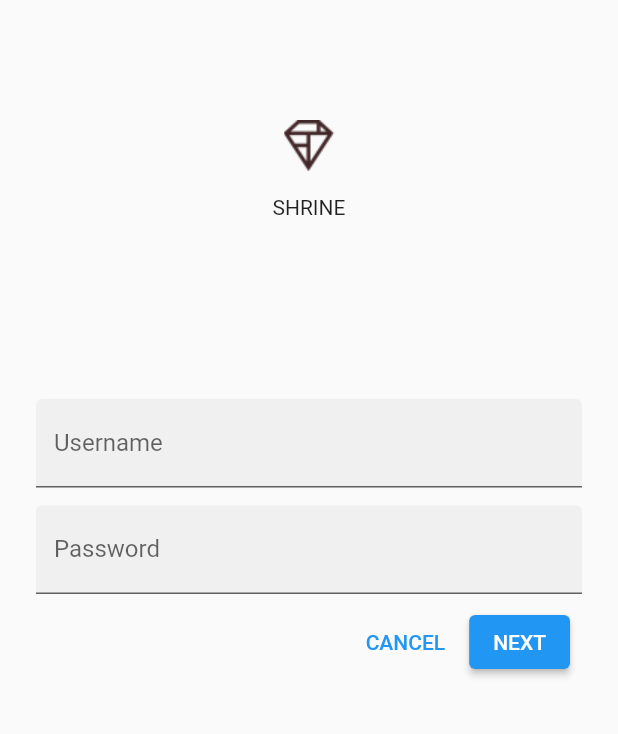
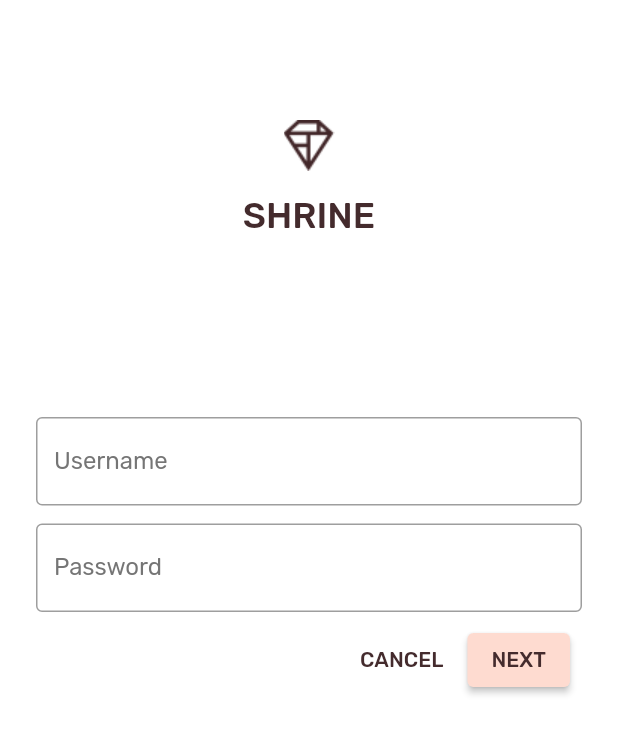
Before and after one commit to jacoblindev/Flutter-MDC-codelab, a Flutter app: the screen it shows after launch, on a phone screen of 412 x 824 dp. Shown: the top 734 px of the screen. Run offline on Flutter 3.47's test engine with Material 2 defaults, Android fonts, the phone set to English and light mode, and no system bars.

Commit message:
MDC-103 helf way done

```diff
--- a/lib/login.dart
+++ b/lib/login.dart
@@ -8,6 +8,25 @@
 class _LoginPageState extends State<LoginPage> {
   final _usernameController = TextEditingController();
   final _passwordController = TextEditingController();
+
+  final _unfocusedColor = Colors.grey[600];
+  final _usernameFocusNode = FocusNode();
+  final _passwordFocusNode = FocusNode();
+
+  @override
+  void initState() {
+    super.initState();
+    _usernameFocusNode.addListener(() {
+      setState(() {
+        //Redraw so that the username label reflects the focus state
+      });
+    });
+    _passwordFocusNode.addListener(() {
+      setState(() {
+        //Redraw so that the password label reflects the focus state
+      });
+    });
+  }
 
   @override
   Widget build(BuildContext context) {
@@ -21,27 +40,37 @@
               children: <Widget>[
                 Image.asset('assets/diamond.png'),
                 SizedBox(height: 16.0),
-                Text('SHRINE'),
+                Text(
+                  'SHRINE',
+                  style: Theme.of(context).textTheme.headline5,
+                ),
               ],
             ),
             SizedBox(height: 120.0),
             // TODO: Wrap Username with AccentColorOverride (103)
-            // TODO: Remove filled: true values (103)
             // TODO: Wrap Password with AccentColorOverride (103)
             TextField(
               controller: _usernameController,
               decoration: InputDecoration(
                 labelText: 'Username',
-                filled: true,
+                labelStyle: TextStyle(
+                    color: _usernameFocusNode.hasFocus
+                        ? Theme.of(context).accentColor
+                        : _unfocusedColor),
               ),
+              focusNode: _usernameFocusNode,
             ),
             SizedBox(height: 12.0),
             TextField(
               controller: _passwordController,
               decoration: InputDecoration(
-                filled: true,
                 labelText: 'Password',
+                labelStyle: TextStyle(
+                    color: _passwordFocusNode.hasFocus
+                        ? Theme.of(context).accentColor
+                        : _unfocusedColor),
               ),
+              focusNode: _passwordFocusNode,
               obscureText: true,
             ),
             ButtonBar(
```
Also changed, not shown: lib/app.dart (+64 -3 lines), lib/colors.dart (added, +13 -0 lines), lib/home.dart (+9 -10 lines), pubspec.yaml (+6 -1 lines).
